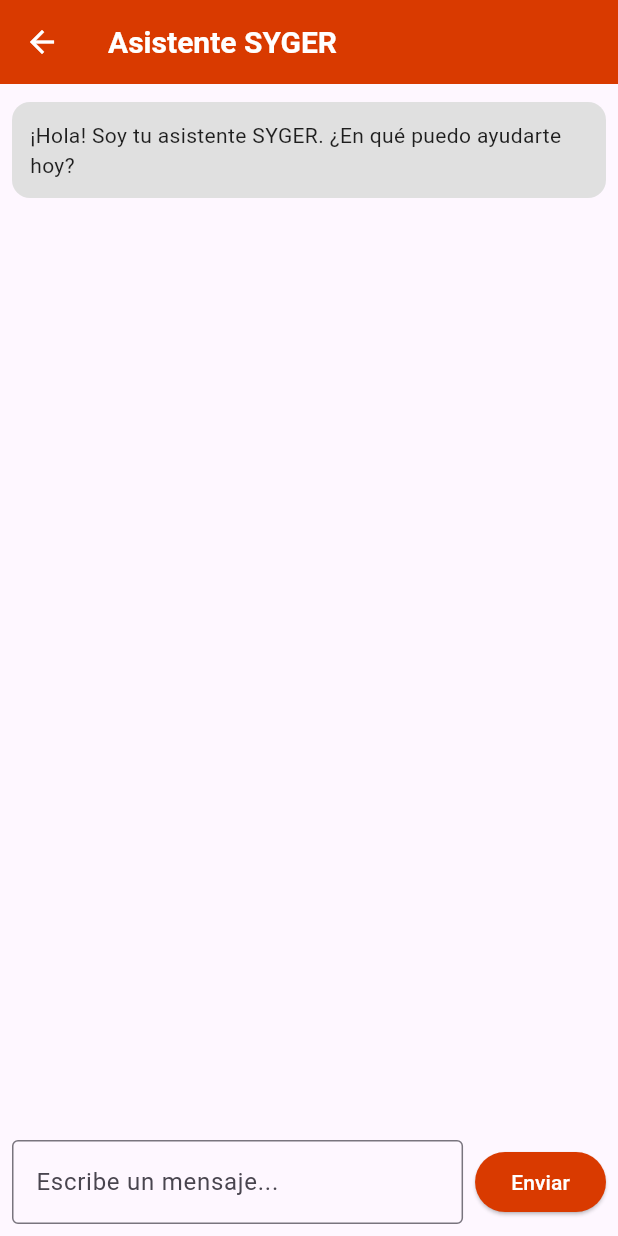
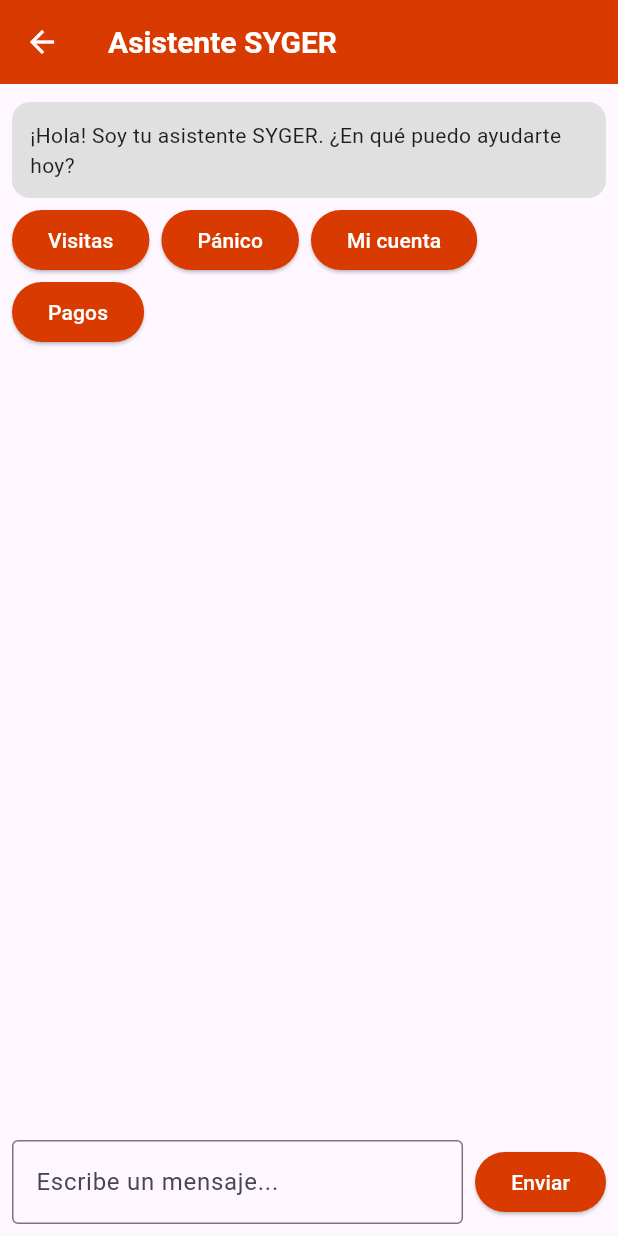
Before and after one commit to KTreviD/SygerFrontendFlutter, a Flutter app: the ChatPage screen opened directly, on a phone screen of 412 x 824 dp. Run offline on Flutter 3.47's test engine with Material 3 defaults, Android fonts, the phone set to English and light mode, and no system bars.

Commit message:
Agregar opciones

```diff
--- a/lib/models/message.dart
+++ b/lib/models/message.dart
@@ -1,6 +1,7 @@
 class Message {
   final String text;
   final bool isUser;
+  final List<String>? options;
 
-  Message(this.text, this.isUser);
+  Message(this.text, this.isUser, {this.options});
 }
--- a/lib/screens/chat_page.dart
+++ b/lib/screens/chat_page.dart
@@ -26,8 +26,17 @@ class _ChatPageState extends State<ChatPage> {
       Message(
         '¡Hola! Soy tu asistente SYGER. ¿En qué puedo ayudarte hoy?',
         false,
+        options: ['Visitas', 'Pánico', 'Mi cuenta', 'Pagos'],
       ),
     );
+  }
+
+  void _handleOptionSelected(String option) {
+    setState(() {
+      _messages.add(Message(option, true));
+    });
+    _controller.text = option;
+    _sendMessage();
   }
 
   @override
@@ -107,7 +116,32 @@ class _ChatPageState extends State<ChatPage> {
               itemCount: _messages.length,
               itemBuilder: (context, index) {
                 final msg = _messages[index];
-                return LinkableMessage(text: msg.text, isUser: msg.isUser);
+                if (!msg.isUser && msg.options != null) {
+                  return Column(
+                    crossAxisAlignment: CrossAxisAlignment.start,
+                    children: [
+                      LinkableMessage(text: msg.text, isUser: msg.isUser),
+                      Wrap(
+                        spacing: 8,
+                        children:
+                            msg.options!.map((option) {
+                              return ElevatedButton(
+                                style: ElevatedButton.styleFrom(
+                                  backgroundColor: AppColors.primaryApp,
+                                  foregroundColor: Colors.white,
+                                ),
+                                onPressed: () {
+                                  _handleOptionSelected(option);
+                                },
+                                child: Text(option),
+                              );
+                            }).toList(),
+                      ),
+                    ],
+                  );
+                } else {
+                  return LinkableMessage(text: msg.text, isUser: msg.isUser);
+                }
               },
             ),
           ),
```
